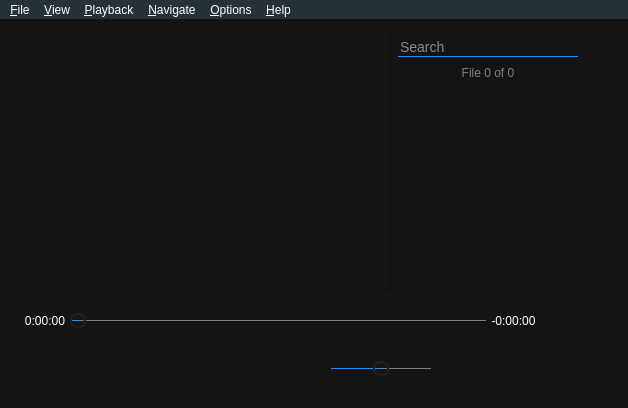
Above: Baka MPlayer/windows/mainwindow.ui from u8sand/Baka-MPlayer before the change. Below: the same form after it.
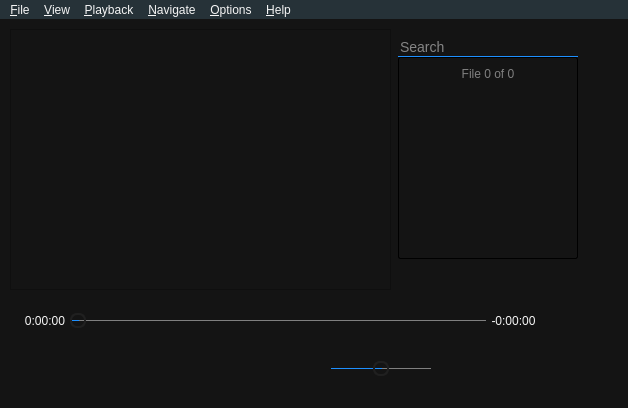
That is the form after the change. Icons and pictures are not drawn. Custom widgets are drawn as their Qt base class.

Commit message: MainWindow.ui: changed color to WhiteSmoke

What changed in the file:
```diff
--- a/Baka MPlayer/windows/mainwindow.ui
+++ b/Baka MPlayer/windows/mainwindow.ui
@@ -20,7 +20,7 @@
   <property name="styleSheet">
    <string notr="true">QWidget, QMenu {
 	background: #141414;
-	color: white;
+	color: whitesmoke;
 	font-family: 	&quot;Lucida Sans Unicode&quot;;
 }
 
@@ -28,7 +28,7 @@
 
 QMenuBar, QMenuBar::item {
 	background: #263238;
-	color: white;
+	color: whitesmoke;
 }
 
 QMenu {
@@ -59,6 +59,11 @@
 	border-radius: 0px;
 }
 
+#listFrame {
+	border: 1px outset black;
+	border-radius: 2px;
+}
+
 #indexLabel {
 	color: gray;
 }
```
Left out of the diff: 2 changed lines with no effect on the pictures.
